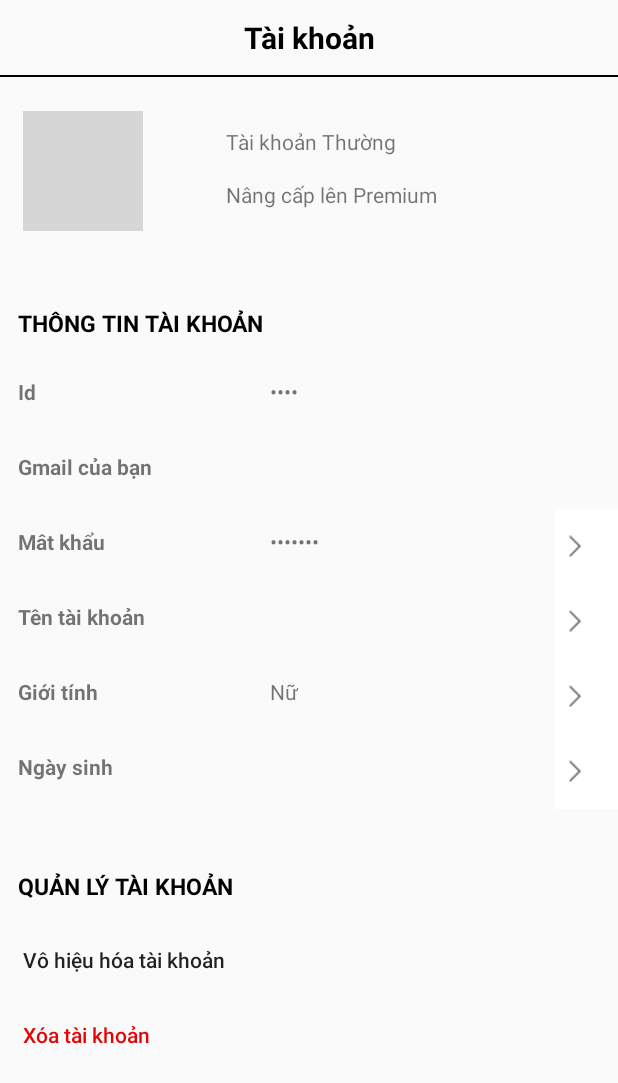
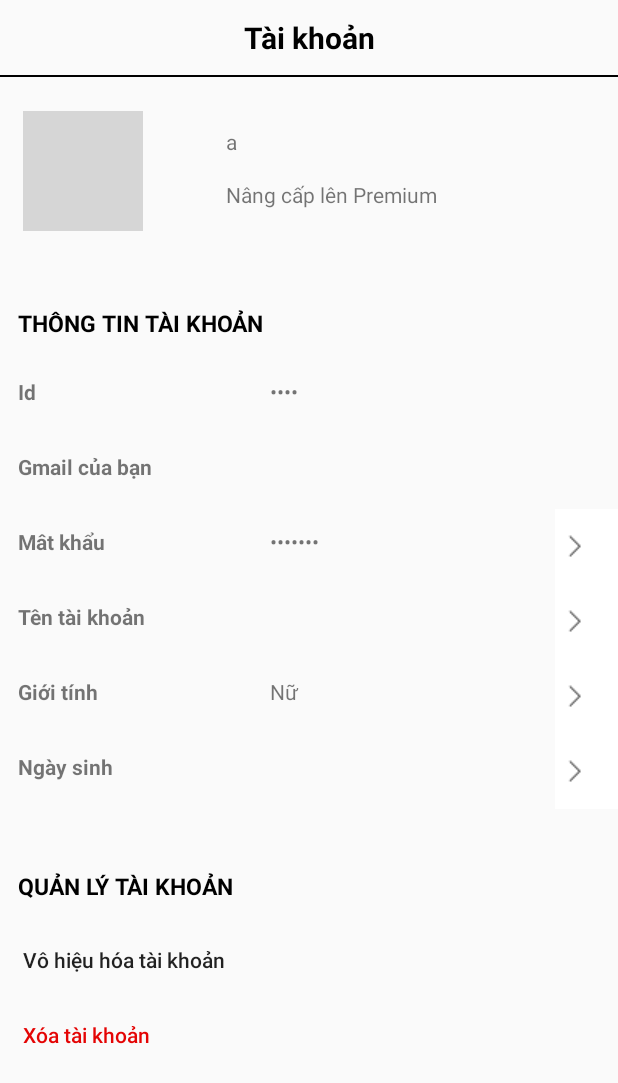
Before and after one commit to banteamhus/Application, an Android app: the AccountActivity screen opened directly, with no data from a screen before it, on a phone screen of 412 x 824 dp. Shown: the top 1083 px of the screen. Run offline under Robolectric (Android 15) with nearby library versions, the phone set to English and light mode, and no system bars; our stand-ins replace Firebase (no records; nobody signed in at launch, a user with empty details on screens opened directly); libraries missing offline, so code that uses them is left out: com.facebook, com.facebook.login, com.karumi.dexter; pictures from the network do not load; 5 statements that could not run were skipped; grey boxes are pictures that could not be loaded.

Commit message:
app update lan 2

```diff
--- a/app/src/main/java/com/example/application/activity/AccountActivity.java
+++ b/app/src/main/java/com/example/application/activity/AccountActivity.java
@@ -97,7 +97,7 @@ public class AccountActivity extends AppCompatActivity {
                     userid.setText(user.getUid());
                     int a = user1.getRole();
                     if(a==0) {
-                        role.setText("Tài khoản Thường");
+                        role.setText("a");
                     }
                     else if(a==1){
                         role.setText("Tài khoản Premium");
```
